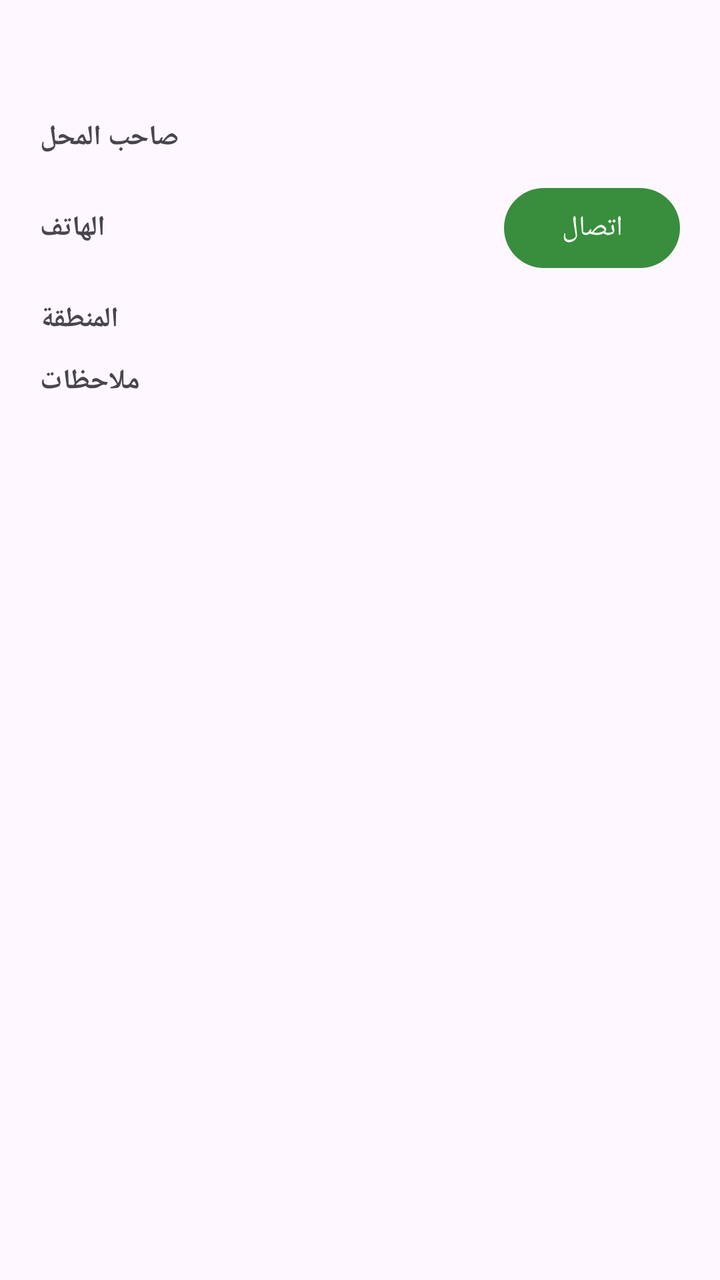
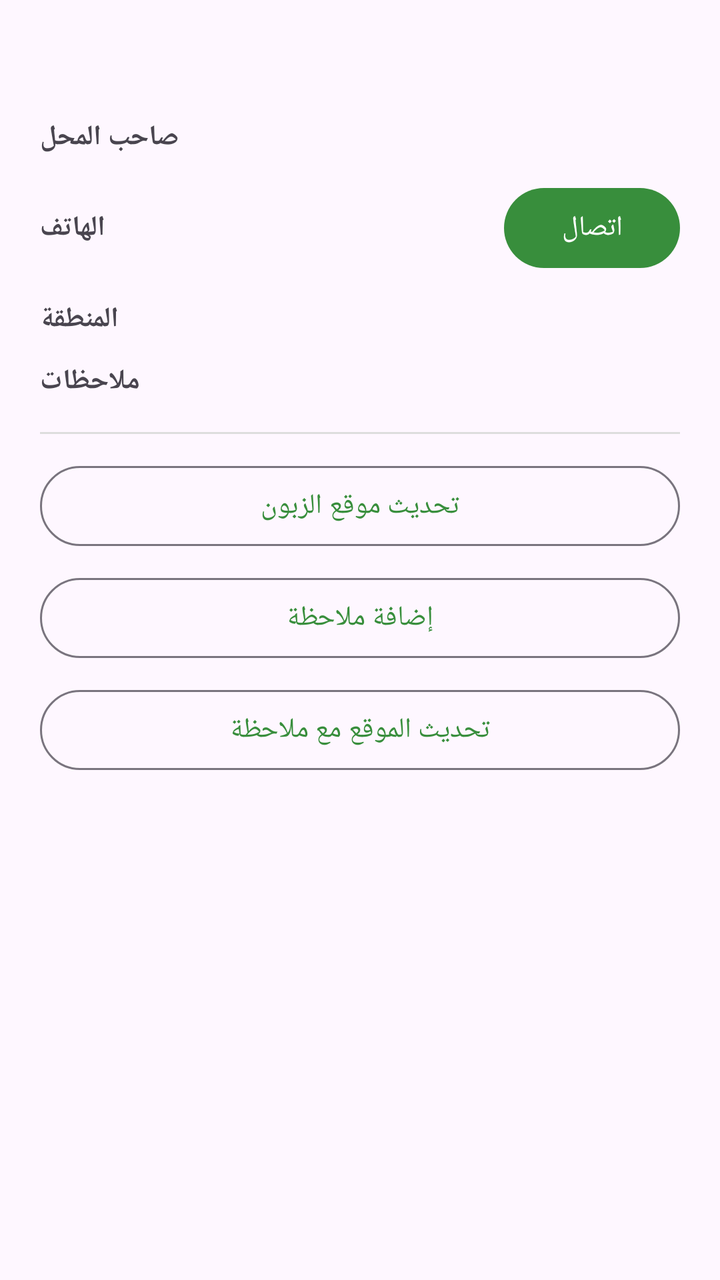

Screens rendered from an Android XML layout before and after an edit, with the pre-edit source and the edit as a unified diff.
<!-- AndroidManifest.xml: application theme Theme.RepGuide -->
<!-- res/layout/dialog_store.xml -->
<?xml version="1.0" encoding="utf-8"?>
<LinearLayout xmlns:android="http://schemas.android.com/apk/res/android"
    android:layout_width="match_parent"
    android:layout_height="wrap_content"
    android:orientation="vertical"
    android:padding="20dp">

    <TextView
        android:id="@+id/storeNameText"
        android:layout_width="match_parent"
        android:layout_height="wrap_content"
        android:textColor="?attr/colorPrimary"
        android:textSize="20sp"
        android:textStyle="bold" />

    <LinearLayout
        android:id="@+id/rowOwner"
        android:layout_width="match_parent"
        android:layout_height="wrap_content"
        android:layout_marginTop="12dp"
        android:orientation="horizontal">

        <TextView
            android:layout_width="wrap_content"
            android:layout_height="wrap_content"
            android:text="@string/owner_name"
            android:textStyle="bold" />

        <TextView
            android:id="@+id/ownerValue"
            android:layout_width="0dp"
            android:layout_height="wrap_content"
            android:layout_marginStart="8dp"
            android:layout_weight="1" />
    </LinearLayout>

    <LinearLayout
        android:id="@+id/rowPhone"
        android:layout_width="match_parent"
        android:layout_height="wrap_content"
        android:layout_marginTop="12dp"
        android:gravity="center_vertical"
        android:orientation="horizontal">

        <TextView
            android:layout_width="wrap_content"
            android:layout_height="wrap_content"
            android:text="@string/phone"
            android:textStyle="bold" />

        <TextView
            android:id="@+id/phoneValue"
            android:layout_width="0dp"
            android:layout_height="wrap_content"
            android:layout_marginStart="8dp"
            android:layout_weight="1" />

        <com.google.android.material.button.MaterialButton
            android:id="@+id/callButton"
            android:layout_width="wrap_content"
            android:layout_height="wrap_content"
            android:text="@string/call" />
    </LinearLayout>

    <LinearLayout
        android:id="@+id/rowRegion"
        android:layout_width="match_parent"
        android:layout_height="wrap_content"
        android:layout_marginTop="12dp"
        android:orientation="horizontal">

        <TextView
            android:layout_width="wrap_content"
            android:layout_height="wrap_content"
            android:text="@string/region"
            android:textStyle="bold" />

        <TextView
            android:id="@+id/regionValue"
            android:layout_width="0dp"
            android:layout_height="wrap_content"
            android:layout_marginStart="8dp"
            android:layout_weight="1" />
    </LinearLayout>

    <LinearLayout
        android:id="@+id/rowNotes"
        android:layout_width="match_parent"
        android:layout_height="wrap_content"
        android:layout_marginTop="12dp"
        android:orientation="horizontal">

        <TextView
            android:layout_width="wrap_content"
            android:layout_height="wrap_content"
            android:text="@string/notes"
            android:textStyle="bold" />

        <TextView
            android:id="@+id/notesValue"
            android:layout_width="0dp"
            android:layout_height="wrap_content"
            android:layout_marginStart="8dp"
            android:layout_weight="1" />
    </LinearLayout>
</LinearLayout>
<!-- resources referenced by this layout -->
<resources>
  <string name="call">اتصال</string>
  <string name="notes">ملاحظات</string>
  <string name="owner_name">صاحب المحل</string>
  <string name="phone">الهاتف</string>
  <string name="region">المنطقة</string>
  <style name="Theme.RepGuide" parent="Theme.Material3.DayNight.NoActionBar">
          <item name="colorPrimary">@color/green_700</item>
          <item name="colorOnPrimary">@color/white</item>
          <item name="colorPrimaryContainer">@color/green_900</item>
          <item name="colorSecondary">@color/amber_500</item>
      </style>
  <color name="green_700">#388E3C</color>
  <color name="white">#FFFFFF</color>
  <color name="green_900">#1B5E20</color>
  <color name="amber_500">#FFC107</color>
</resources>

<!-- the commit's change to res/layout/dialog_store.xml (unified diff, before → after) -->
@@ -103,4 +103,40 @@
             android:layout_marginStart="8dp"
             android:layout_weight="1" />
     </LinearLayout>
+
+    <View
+        android:layout_width="match_parent"
+        android:layout_height="1dp"
+        android:layout_marginTop="16dp"
+        android:background="#DDDDDD" />
+
+    <LinearLayout
+        android:layout_width="match_parent"
+        android:layout_height="wrap_content"
+        android:layout_marginTop="12dp"
+        android:orientation="vertical">
+
+        <com.google.android.material.button.MaterialButton
+            android:id="@+id/updateLocationButton"
+            style="@style/Widget.Material3.Button.OutlinedButton"
+            android:layout_width="match_parent"
+            android:layout_height="wrap_content"
+            android:text="@string/update_location" />
+
+        <com.google.android.material.button.MaterialButton
+            android:id="@+id/addNoteButton"
+            style="@style/Widget.Material3.Button.OutlinedButton"
+            android:layout_width="match_parent"
+            android:layout_height="wrap_content"
+            android:layout_marginTop="8dp"
+            android:text="@string/add_note" />
+
+        <com.google.android.material.button.MaterialButton
+            android:id="@+id/updateBothButton"
+            style="@style/Widget.Material3.Button.OutlinedButton"
+            android:layout_width="match_parent"
+            android:layout_height="wrap_content"
+            android:layout_marginTop="8dp"
+            android:text="@string/update_location_with_note" />
+    </LinearLayout>
 </LinearLayout>
<!-- resource entries referenced after the edit -->
@@ -1,10 +1,13 @@
 <!-- resources referenced by this layout -->
 <resources>
+  <string name="add_note">إضافة ملاحظة</string>
   <string name="call">اتصال</string>
   <string name="notes">ملاحظات</string>
   <string name="owner_name">صاحب المحل</string>
   <string name="phone">الهاتف</string>
   <string name="region">المنطقة</string>
+  <string name="update_location">تحديث موقع الزبون</string>
+  <string name="update_location_with_note">تحديث الموقع مع ملاحظة</string>
   <style name="Theme.RepGuide" parent="Theme.Material3.DayNight.NoActionBar">
           <item name="colorPrimary">@color/green_700</item>
           <item name="colorOnPrimary">@color/white</item>
